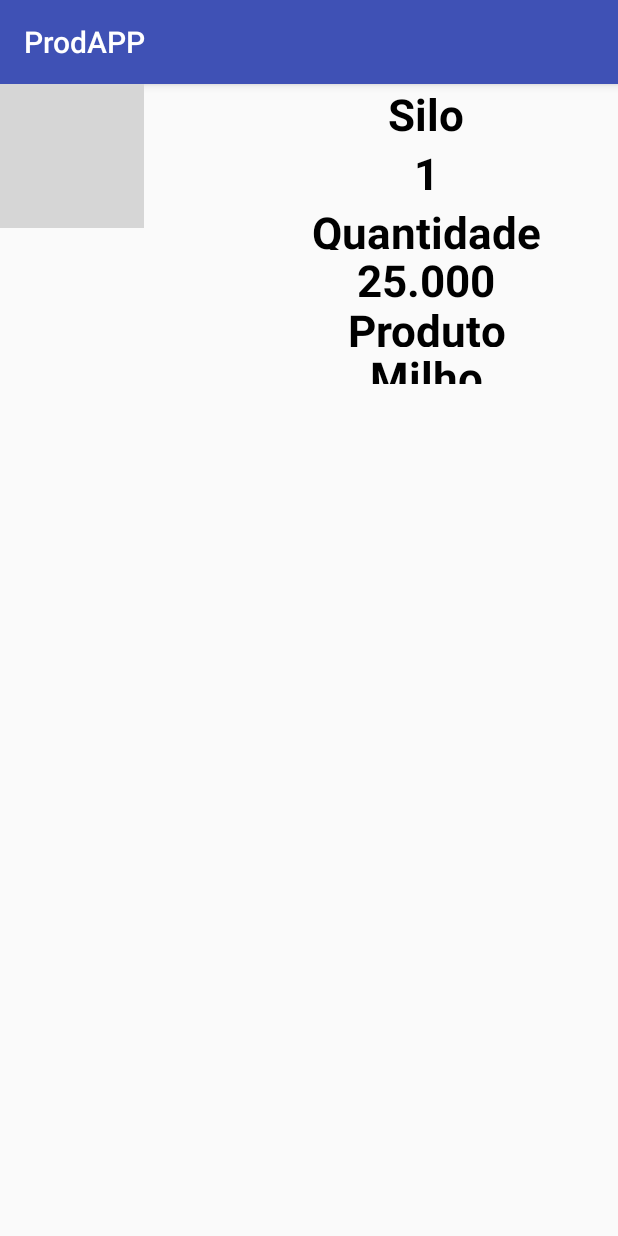
After one commit to GeisonPiegas/ProdAPP, an Android app: the TelaEscolhaSilo screen opened directly, with no data from a screen before it, on a phone screen of 412 x 824 dp. The commit adds this screen. Run offline under Robolectric (Android 15) with nearby library versions, the phone set to English and light mode, and no system bars; grey boxes are pictures that could not be loaded.

Commit message:
Tela para escolha do SILO

```diff
--- a/app/src/main/AndroidManifest.xml
+++ b/app/src/main/AndroidManifest.xml
@@ -16,7 +16,8 @@
                 <category android:name="android.intent.category.LAUNCHER" />
             </intent-filter>
         </activity>
-        <activity android:name=".TelaDeLogin"></activity>
+        <activity android:name=".TelaDeLogin" />
+        <activity android:name=".TelaEscolhaSilo"></activity>
     </application>
 
 </manifest>
--- /dev/null
+++ b/app/src/main/java/com/example/alunos/prodapp/TelaEscolhaSilo.java
@@ -0,0 +1,13 @@
+package com.example.alunos.prodapp;
+
+import android.support.v7.app.AppCompatActivity;
+import android.os.Bundle;
+
+public class TelaEscolhaSilo extends AppCompatActivity {
+
+    @Override
+    protected void onCreate(Bundle savedInstanceState) {
+        super.onCreate(savedInstanceState);
+        setContentView(R.layout.activity_tela_escolha_silo);
+    }
+}
--- /dev/null
+++ b/app/src/main/res/layout/activity_tela_escolha_silo.xml
@@ -0,0 +1,101 @@
+<?xml version="1.0" encoding="utf-8"?>
+<android.support.constraint.ConstraintLayout xmlns:android="http://schemas.android.com/apk/res/android"
+    xmlns:app="http://schemas.android.com/apk/res-auto"
+    xmlns:tools="http://schemas.android.com/tools"
+    android:layout_width="match_parent"
+    android:layout_height="match_parent"
+    tools:context="com.example.alunos.prodapp.TelaEscolhaSilo">
+
+    <GridLayout
+        android:layout_width="368dp"
+        android:layout_height="495dp"
+        tools:layout_editor_absoluteX="8dp"
+        tools:layout_editor_absoluteY="8dp">
+
+        <ImageButton
+            android:id="@+id/imageButton1"
+            android:layout_width="wrap_content"
+            android:layout_height="wrap_content"
+            android:layout_column="0"
+            android:layout_row="0"
+            android:background="@android:color/background_light"
+            android:scaleType="centerCrop"
+            app:srcCompat="@drawable/silo_GridLayout" />
+
+        <LinearLayout
+            android:layout_width="168dp"
+            android:layout_height="200dp"
+            android:layout_column="6"
+            android:layout_row="0"
+            android:orientation="vertical"
+            android:weightSum="1">
+
+            <TextView
+                android:id="@+id/textView9"
+                android:layout_width="match_parent"
+                android:layout_height="wrap_content"
+                android:text="Silo"
+                android:textAlignment="center"
+                android:textColor="@android:color/black"
+                android:textSize="29sp"
+                android:textStyle="bold" />
+
+            <TextView
+                android:id="@+id/textView14"
+                android:layout_width="match_parent"
+                android:layout_height="wrap_content"
+                android:text="@string/nomeSilo"
+                android:textAlignment="center"
+                android:textColor="@android:color/black"
+                android:textSize="29sp"
+                android:textStyle="bold" />
+
+            <TextView
+                android:id="@+id/textView15"
+                android:layout_width="match_parent"
+                android:layout_height="wrap_content"
+                android:layout_weight="0.21"
+                android:text="Quantidade"
+                android:textAlignment="center"
+                android:textColor="@android:color/black"
+                android:textSize="29sp"
+                android:textStyle="bold" />
+
+            <TextView
+                android:id="@+id/textView16"
+                android:layout_width="match_parent"
+                android:layout_height="wrap_content"
+                android:layout_weight="0.18"
+                android:text="@string/quantidadeSilo"
+                android:textAlignment="center"
+                android:textColor="@android:color/black"
+                android:textSize="29sp"
+                android:textStyle="bold" />
+
+            <TextView
+                android:id="@+id/textView17"
+                android:layout_width="match_parent"
+                android:layout_height="wrap_content"
+                android:layout_weight="0.23"
+                android:text="Produto"
+                android:textAlignment="center"
+                android:textColor="@android:color/black"
+                android:textSize="29sp"
+                android:textStyle="bold" />
+
+            <TextView
+                android:id="@+id/textView18"
+                android:layout_width="match_parent"
+                android:layout_height="wrap_content"
+                android:layout_weight="0.27"
+                android:text="@string/produtoSilo"
+                android:textAlignment="center"
+                android:textColor="@android:color/black"
+                android:textSize="29sp"
+                android:textStyle="bold" />
+
+        </LinearLayout>
+
+    </GridLayout>
+
+</android.support.constraint.ConstraintLayout>
--- a/app/src/main/res/values/strings.xml
+++ b/app/src/main/res/values/strings.xml
@@ -3,4 +3,7 @@
     <string name="EmailTextViewTelaDeLogin">E-mail</string>
     <string name="SenhaTextViewTelaDeLogin">Senha</string>
     <string name="SalvarSenhaCheckBoxTelaDeLogin">Deseja Salvar sua Senha?</string>
+    <string name="nomeSilo">1</string>
+    <string name="quantidadeSilo">25.000</string>
+    <string name="produtoSilo">Milho</string>
 </resources>
```
